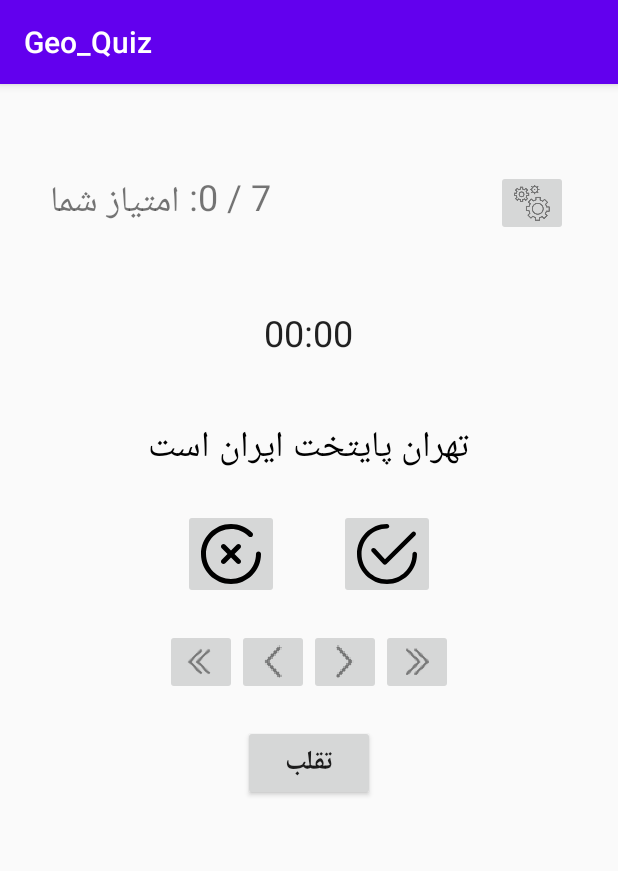
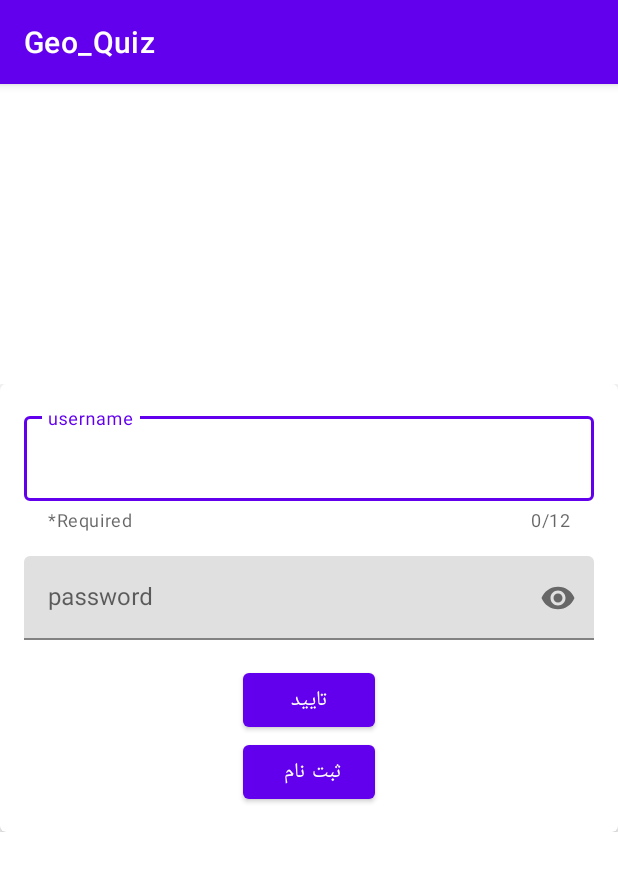
Before and after one commit to fateme99/Geo_Quiz, an Android app: the screen it shows after launch (QuizActivity before the commit, LoginActivity after it), on a phone screen of 412 x 824 dp. Shown: the top 871 px of the screen. Run offline under Robolectric (Android 15) with nearby library versions, the phone set to English and light mode, and no system bars.

Commit message:
add sign up and login activity . show user name in quiz activity. add log out in setting to log out.

```diff
--- a/app/build.gradle
+++ b/app/build.gradle
@@ -31,4 +31,5 @@ dependencies {
     androidTestImplementation 'androidx.test.ext:junit:1.1.1'
     androidTestImplementation 'androidx.test.espresso:espresso-core:3.2.0'
     implementation 'com.google.code.gson:gson:2.8.5'
+    implementation 'com.google.android.material:material:1.2.0'
 }
--- /dev/null
+++ b/app/src/main/java/com/example/geo_quiz/controller/LoginActivity.java
@@ -0,0 +1,109 @@
+package com.example.geo_quiz.controller;
+
+import androidx.annotation.Nullable;
+import androidx.appcompat.app.AppCompatActivity;
+
+import android.content.Intent;
+import android.os.Bundle;
+import android.os.Handler;
+import android.view.View;
+import android.widget.Button;
+import android.widget.Toast;
+
+import com.example.geo_quiz.R;
+import com.example.geo_quiz.model.User;
+import com.google.android.material.snackbar.Snackbar;
+import com.google.android.material.textfield.TextInputEditText;
+import com.google.android.material.textfield.TextInputLayout;
+
+public class LoginActivity extends AppCompatActivity {
+    public static final String EXTRA_USERINFO="com.example.geo_quiz.username";
+    public static final String EXTRA_USER_INFO_FOR_SIGNUP="com.example.geo_quiz.userInfo";
+    private TextInputLayout mUsernameForm;
+    private TextInputLayout mPasswordForm;
+    private TextInputEditText mUsername;
+    private TextInputEditText mPassword;
+    private Button mSubmit;
+    private Button mSignUp;
+    private final int mRequest_code_signUp=0;
+    private User mUser;
+
+    @Override
+    protected void onCreate(Bundle savedInstanceState) {
+        super.onCreate(savedInstanceState);
+        setContentView(R.layout.activity_login);
+        findViews();
+        setListeners();
+        mUser= (User) getIntent().getSerializableExtra(EXTRA_USERINFO);
+
+
+    }
+
+    @Override
+    protected void onActivityResult(int requestCode, int resultCode, @Nullable Intent data) {
+        super.onActivityResult(requestCode, resultCode, data);
+        if (data==null || resultCode!=RESULT_OK)
+            return;
+        if (requestCode==mRequest_code_signUp){
+            mUser= (User) data.getSerializableExtra(SignupActivity.EXTRA_USERiNFO);
+        }
+        mSubmit.setClickable(true);
+        setDefaultValue();
+    }
+
+    private void findViews(){
+        mPassword = findViewById(R.id.password_login);
+        mUsername = findViewById(R.id.username_login);
+        mUsernameForm = findViewById(R.id.username_form_login);
+        mPasswordForm = findViewById(R.id.password_form_login);
+        mSubmit = findViewById(R.id.submit_login);
+        mSignUp=findViewById(R.id.signUp_login);
+    }
+    private void setListeners(){
+        mSubmit.setOnClickListener(new View.OnClickListener() {
+            @Override
+            public void onClick(View v) {
+                if (mUsername.getText().toString().trim().isEmpty() || mPassword.getText().toString().trim().isEmpty()){
+                    Snackbar.make(mPasswordForm,"لطفا اطلاعات را وارد کنید",Snackbar.LENGTH_LONG).show();
+                }
+                else if (mUser==null){
+                    mUser=new User(mUsername.getText().toString(),mPassword.getText().toString());
+                    Toast.makeText(LoginActivity.this, "ابتدا وارد شوید", Toast.LENGTH_SHORT).show();
+                    mSubmit.setClickable(false);
+                }
+                else {
+                    if (mUser.getUserName().equals(mUsername.getText().toString())  &&  mUser.getPassWord().equals(mPassword.getText().toString())){
+                        Snackbar.make(mPasswordForm,"ورود موفق",Snackbar.LENGTH_LONG).show();
+                        final Intent intent=new Intent(LoginActivity.this,QuizActivity.class);
+                        intent.putExtra(EXTRA_USERINFO,mUser);
+                        Handler handler=new Handler();
+                        handler.postDelayed(new Runnable() {
+                            @Override
+                            public void run() {
+                                startActivity(intent);
+                            }
+                        },4000);
+
+                    }
+                }
+            }
+        });
+        mSignUp.setOnClickListener(new View.OnClickListener() {
+            @Override
+            public void onClick(View v) {
+                Intent intent=new Intent(LoginActivity.this,SignupActivity.class);
+                intent.putExtra(EXTRA_USER_INFO_FOR_SIGNUP,mUser);
+                startActivityForResult(intent,mRequest_code_signUp);
+            }
+        });
+    }
+    public void setDefaultValue(){
+        if (mUser!= null){
+            mUsername.setText(mUser.getUserName());
+            mPassword.setText(mUser.getPassWord());
+        }
+
+    }
+
+
+}
--- /dev/null
+++ b/app/src/main/res/layout-land/activity_login.xml
@@ -0,0 +1,84 @@
+<?xml version="1.0" encoding="utf-8"?>
+<LinearLayout
+    xmlns:android="http://schemas.android.com/apk/res/android"
+    android:layout_width="match_parent"
+    android:layout_height="match_parent"
+    xmlns:app="http://schemas.android.com/apk/res-auto">
+    <LinearLayout
+        android:layout_width="match_parent"
+        android:orientation="horizontal"
+        android:gravity="center_horizontal"
+        android:layout_height="wrap_content">
+
+        <androidx.cardview.widget.CardView
+            android:layout_width="match_parent"
+            android:layout_height="wrap_content"
+            android:layout_gravity="center"
+            app:cardCornerRadius="4dp"
+            app:cardElevation="5dp">
+
+            <LinearLayout
+                android:layout_width="match_parent"
+                android:layout_height="wrap_content"
+                android:layout_gravity="center"
+                android:layout_margin="16dp"
+                android:orientation="vertical">
+
+                <com.google.android.material.textfield.TextInputLayout
+                    android:id="@+id/username_form_login"
+                    style="@style/Widget.MaterialComponents.TextInputLayout.OutlinedBox"
+                    android:layout_width="match_parent"
+                    android:layout_height="wrap_content"
+                    android:hint="username"
+                    app:counterEnabled="true"
+                    app:counterMaxLength="12"
+                    app:errorEnabled="true"
+                    app:helperText="*Required">
+
+                    <com.google.android.material.textfield.TextInputEditText
+                        android:id="@+id/username_login"
+                        android:layout_width="match_parent"
+                        android:layout_height="wrap_content"
+                        android:inputType="text" />
+
+                </com.google.android.material.textfield.TextInputLayout>
+
+                <com.google.android.material.textfield.TextInputLayout
+                    android:id="@+id/password_form_login"
+                    android:layout_width="match_parent"
+                    android:layout_height="wrap_content"
+                    android:layout_marginTop="16dp"
+                    android:hint="password"
+                    app:passwordToggleEnabled="true"
+                    >
+
+                    <com.google.android.material.textfield.TextInputEditText
+                        android:id="@+id/password_login"
+                        android:layout_width="match_parent"
+                        android:layout_height="wrap_content"
+                        android:inputType="numberPassword" />
+
+                </com.google.android.material.textfield.TextInputLayout>
+
+                <Button
+                    android:id="@+id/submit_login"
+                    android:layout_width="wrap_content"
+                    android:layout_height="wrap_content"
+                    android:layout_gravity="center_horizontal"
+                    android:layout_marginTop="16dp"
+                    android:text="تایید" />
+                <Button
+                    android:id="@+id/signUp_login"
+                    android:layout_width="wrap_content"
+                    android:layout_height="wrap_content"
+                    android:text="ثبت نام "
+                    android:layout_gravity="center_horizontal">
+
+                </Button>
+            </LinearLayout>
+
+
+        </androidx.cardview.widget.CardView>
+    </LinearLayout>
+
+</LinearLayout>
--- a/app/src/main/res/layout-land/fragment_quiz.xml
+++ b/app/src/main/res/layout-land/fragment_quiz.xml
@@ -40,15 +40,15 @@
                 android:src="@drawable/ic_setting" />
         </LinearLayout>
 
-        <Chronometer
-            android:id="@+id/chronometer"
+        <TextView
+            android:id="@+id/userNamehello"
             android:layout_width="wrap_content"
             android:layout_height="wrap_content"
             android:layout_gravity="center_horizontal"
             android:layout_marginTop="5dp"
             android:textSize="24dp">
 
-        </Chronometer>
+        </TextView>
 
         <LinearLayout
             android:layout_width="match_parent"
--- /dev/null
+++ b/app/src/main/res/layout/activity_login.xml
@@ -0,0 +1,89 @@
+<?xml version="1.0" encoding="utf-8"?>
+<LinearLayout
+    xmlns:android="http://schemas.android.com/apk/res/android"
+    xmlns:app="http://schemas.android.com/apk/res-auto"
+    xmlns:tools="http://schemas.android.com/tools"
+    android:layout_width="match_parent"
+    android:layout_height="match_parent"
+    android:orientation="vertical"
+    tools:context=".controller.LoginActivity">
+
+    <LinearLayout
+        android:layout_width="match_parent"
+        android:orientation="horizontal"
+        android:gravity="center_horizontal"
+        android:layout_marginTop="200dp"
+        android:layout_height="wrap_content">
+
+        <androidx.cardview.widget.CardView
+            android:layout_width="match_parent"
+            android:layout_height="wrap_content"
+            android:layout_gravity="center"
+            app:cardCornerRadius="4dp"
+            app:cardElevation="5dp">
+
+            <LinearLayout
+                android:layout_width="match_parent"
+                android:layout_height="wrap_content"
+                android:layout_gravity="center"
+                android:layout_margin="16dp"
+                android:orientation="vertical">
+
+                <com.google.android.material.textfield.TextInputLayout
+                    android:id="@+id/username_form_login"
+                    style="@style/Widget.MaterialComponents.TextInputLayout.OutlinedBox"
+                    android:layout_width="match_parent"
+                    android:layout_height="wrap_content"
+                    android:hint="username"
+                    app:counterEnabled="true"
+                    app:counterMaxLength="12"
+                    app:errorEnabled="true"
+                    app:helperText="*Required">
+
+                    <com.google.android.material.textfield.TextInputEditText
+                        android:id="@+id/username_login"
+                        android:layout_width="match_parent"
+                        android:layout_height="wrap_content"
+                        android:inputType="text" />
+
+                </com.google.android.material.textfield.TextInputLayout>
+
+                <com.google.android.material.textfield.TextInputLayout
+                    android:id="@+id/password_form_login"
+                    android:layout_width="match_parent"
+                    android:layout_height="wrap_content"
+                    android:layout_marginTop="16dp"
+                    android:hint="password"
+                    app:passwordToggleEnabled="true">
+
+                    <com.google.android.material.textfield.TextInputEditText
+                        android:id="@+id/password_login"
+                        android:layout_width="match_parent"
+                        android:layout_height="wrap_content"
+                        android:inputType="numberPassword" />
+
+                </com.google.android.material.textfield.TextInputLayout>
+
+                <Button
+                    android:id="@+id/submit_login"
+                    android:layout_width="wrap_content"
+                    android:layout_height="wrap_content"
+                    android:layout_gravity="center_horizontal"
+                    android:layout_marginTop="16dp"
+                    android:text="تایید" />
+                <Button
+                    android:id="@+id/signUp_login"
+                    android:layout_width="wrap_content"
+                    android:layout_height="wrap_content"
+                    android:text="ثبت نام "
+                    android:layout_gravity="center_horizontal">
+
+                </Button>
+            </LinearLayout>
+
+
+        </androidx.cardview.widget.CardView>
+    </LinearLayout>
+
+
+</LinearLayout>
--- a/app/src/main/res/layout/fragment_quiz.xml
+++ b/app/src/main/res/layout/fragment_quiz.xml
@@ -44,15 +44,15 @@
                 android:src="@drawable/ic_setting" />
         </LinearLayout>
 
-        <Chronometer
-            android:id="@+id/chronometer"
+        <TextView
+            android:id="@+id/userNamehello"
             android:layout_width="wrap_content"
             android:layout_height="wrap_content"
             android:layout_gravity="center_horizontal"
             android:layout_marginTop="40dp"
             android:textSize="24dp">
 
-        </Chronometer>
+        </TextView>
 
         <LinearLayout
             android:layout_width="match_parent"
--- a/app/src/main/res/values/strings.xml
+++ b/app/src/main/res/values/strings.xml
@@ -39,4 +39,7 @@
     <string name="edit_negAnswer">فعال کردن قابلیت نمره منفی :</string>
     <!-- TODO: Remove or change this placeholder text -->
     <string name="hello_blank_fragment">Hello blank fragment</string>
+    <string name="username">نام کاربری</string>
+    <string name="پسورد">password</string>
+    <string name="submit">تایید</string>
 </resources>
--- a/app/src/main/res/values/styles.xml
+++ b/app/src/main/res/values/styles.xml
@@ -1,6 +1,6 @@
 <resources>
     <!-- Base application theme. -->
-    <style name="AppTheme" parent="Theme.AppCompat.Light.DarkActionBar">
+    <style name="AppTheme" parent="Theme.MaterialComponents.Light.DarkActionBar">
         <!-- Customize your theme here. -->
         <item name="colorPrimary">@color/colorPrimary</item>
         <item name="colorPrimaryDark">@color/colorPrimaryDark</item>
```
Also changed, not shown: app/src/main/AndroidManifest.xml (+5 -2 lines), app/src/main/java/com/example/geo_quiz/controller/QuizFragment.java (+14 -4 lines), app/src/main/java/com/example/geo_quiz/controller/SettingActivity.java (+14 -1 lines), app/src/main/java/com/example/geo_quiz/controller/SignupActivity.java (added, +93 -0 lines), app/src/main/java/com/example/geo_quiz/model/User.java (added, +47 -0 lines), app/src/main/res/layout-land/activity_setting.xml (+7 -0 lines), app/src/main/res/layout-land/activity_signup.xml (added, +84 -0 lines), app/src/main/res/layout/activity_setting.xml (+7 -0 lines), app/src/main/res/layout/activity_signup.xml (added, +86 -0 lines).
